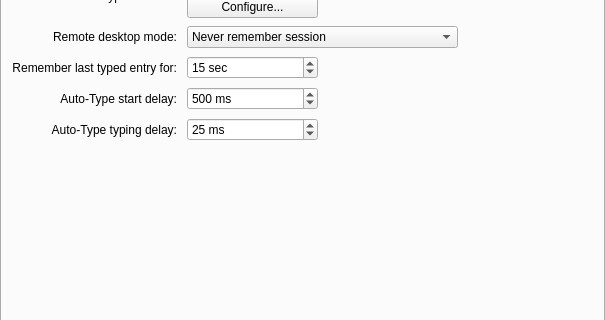
Old version of the form src/gui/ApplicationSettingsWidgetGeneral.ui in the repository minortex/keepassxc; both pictures show x 0 to 605 and y 254 to 574 of the 605 by 969 pixel window.
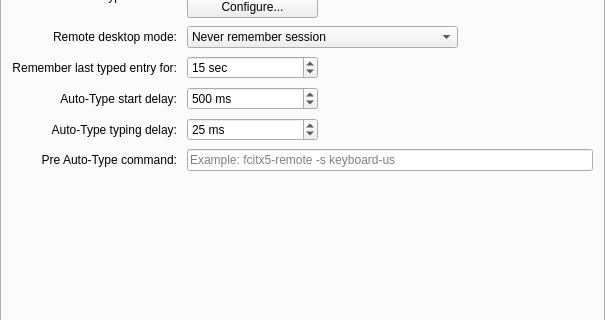
New version of the form. The open tabs and pages were chosen to show the change. Custom widgets are drawn as their Qt base class.

Commit message: fix: use keycode and add a pre auto-type hook

Diff of the .ui file:
```diff
--- a/src/gui/ApplicationSettingsWidgetGeneral.ui
+++ b/src/gui/ApplicationSettingsWidgetGeneral.ui
@@ -1439,6 +1439,29 @@
            </property>
           </widget>
          </item>
+         <item row="5" column="0">
+          <widget class="QLabel" name="autoTypePreHookCommandLabel">
+           <property name="text">
+            <string>Pre Auto-Type command:</string>
+           </property>
+           <property name="alignment">
+            <set>Qt::AlignmentFlag::AlignRight|Qt::AlignmentFlag::AlignTrailing|Qt::AlignmentFlag::AlignVCenter</set>
+           </property>
+           <property name="buddy">
+            <cstring>autoTypePreHookCommandLineEdit</cstring>
+           </property>
+          </widget>
+         </item>
+         <item row="5" column="1" colspan="3">
+          <widget class="QLineEdit" name="autoTypePreHookCommandLineEdit">
+           <property name="accessibleName">
+            <string>Command to run before Auto-Type starts</string>
+           </property>
+           <property name="placeholderText">
+            <string>Example: fcitx5-remote -s keyboard-us</string>
+           </property>
+          </widget>
+         </item>
          <item row="3" column="1">
           <widget class="QSpinBox" name="autoTypeStartDelaySpinBox">
            <property name="sizePolicy">
```
Left out of the diff: 1 changed line with no effect on the pictures. The commit also changes 6 other files.
